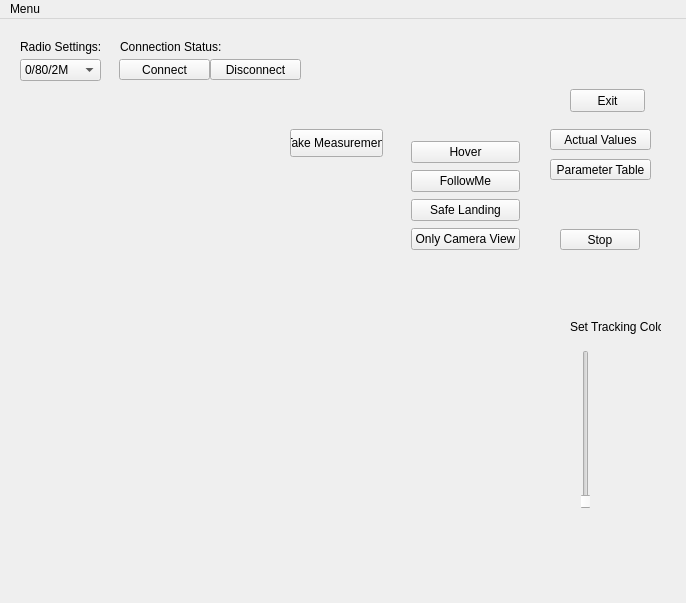
Before: the Qt Designer form app/gui/main_window.ui in saccharios/FollowMeFlie, drawn with Qt 5.
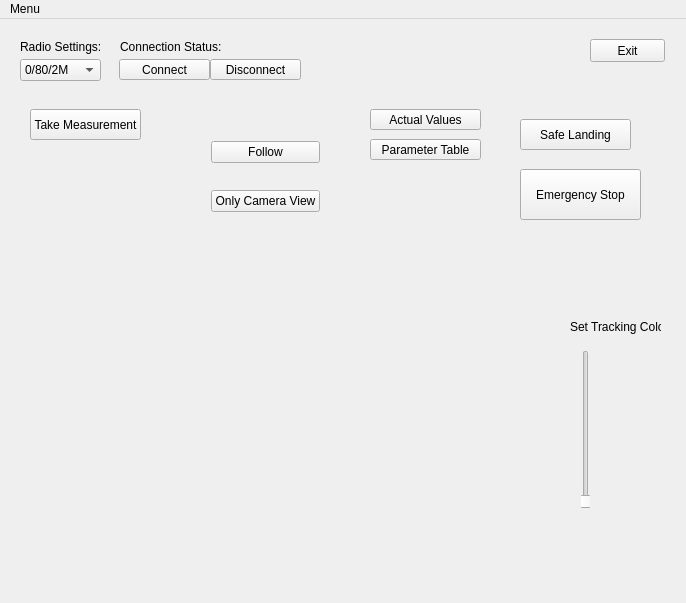
After: the same form once the commit is applied.

Commit message: Remove unnecessary buttons

```diff
--- a/app/gui/main_window.ui
+++ b/app/gui/main_window.ui
@@ -17,8 +17,8 @@
    <widget class="QPushButton" name="exitApp">
     <property name="geometry">
      <rect>
-      <x>570</x>
-      <y>70</y>
+      <x>590</x>
+      <y>20</y>
       <width>75</width>
       <height>23</height>
      </rect>
@@ -119,8 +119,8 @@
    <widget class="QWidget" name="verticalLayoutWidget">
     <property name="geometry">
      <rect>
-      <x>400</x>
-      <y>110</y>
+      <x>200</x>
+      <y>90</y>
       <width>131</width>
       <height>135</height>
      </rect>
@@ -129,21 +129,7 @@
      <item>
       <widget class="QPushButton" name="pushButton_hoverMode">
        <property name="text">
-        <string>Hover</string>
-       </property>
-      </widget>
-     </item>
-     <item>
-      <widget class="QPushButton" name="pushButton_FollowMeMode">
-       <property name="text">
-        <string>FollowMe</string>
-       </property>
-      </widget>
-     </item>
-     <item>
-      <widget class="QPushButton" name="pushButton_SafeLandingMode">
-       <property name="text">
-        <string>Safe Landing</string>
+        <string>Follow</string>
        </property>
       </widget>
      </item>
@@ -225,25 +211,12 @@
      <string/>
     </property>
    </widget>
-   <widget class="QPushButton" name="pushButton_Stop">
-    <property name="geometry">
-     <rect>
-      <x>560</x>
-      <y>210</y>
-      <width>80</width>
-      <height>21</height>
-     </rect>
-    </property>
-    <property name="text">
-     <string>Stop</string>
-    </property>
-   </widget>
    <widget class="QPushButton" name="pushButton_ActualValues">
     <property name="geometry">
      <rect>
-      <x>550</x>
-      <y>110</y>
-      <width>101</width>
+      <x>370</x>
+      <y>90</y>
+      <width>111</width>
       <height>21</height>
      </rect>
     </property>
@@ -254,9 +227,9 @@
    <widget class="QPushButton" name="pushButton_ParameterTable">
     <property name="geometry">
      <rect>
-      <x>550</x>
-      <y>140</y>
-      <width>101</width>
+      <x>370</x>
+      <y>120</y>
+      <width>111</width>
       <height>21</height>
      </rect>
     </property>
@@ -267,16 +240,42 @@
    <widget class="QPushButton" name="pushButton_TakeMeasurement">
     <property name="geometry">
      <rect>
-      <x>290</x>
-      <y>110</y>
-      <width>93</width>
-      <height>28</height>
+      <x>30</x>
+      <y>90</y>
+      <width>111</width>
+      <height>31</height>
      </rect>
     </property>
     <property name="text">
      <string>Take Measurement</string>
     </property>
    </widget>
+   <widget class="QPushButton" name="pushButton_SafeLandingMode">
+    <property name="geometry">
+     <rect>
+      <x>520</x>
+      <y>100</y>
+      <width>111</width>
+      <height>31</height>
+     </rect>
+    </property>
+    <property name="text">
+     <string>Safe Landing</string>
+    </property>
+   </widget>
+   <widget class="QPushButton" name="pushButton_Stop">
+    <property name="geometry">
+     <rect>
+      <x>520</x>
+      <y>150</y>
+      <width>121</width>
+      <height>51</height>
+     </rect>
+    </property>
+    <property name="text">
+     <string>Emergency Stop</string>
+    </property>
+   </widget>
   </widget>
   <widget class="QMenuBar" name="menuBar">
    <property name="geometry">
```
